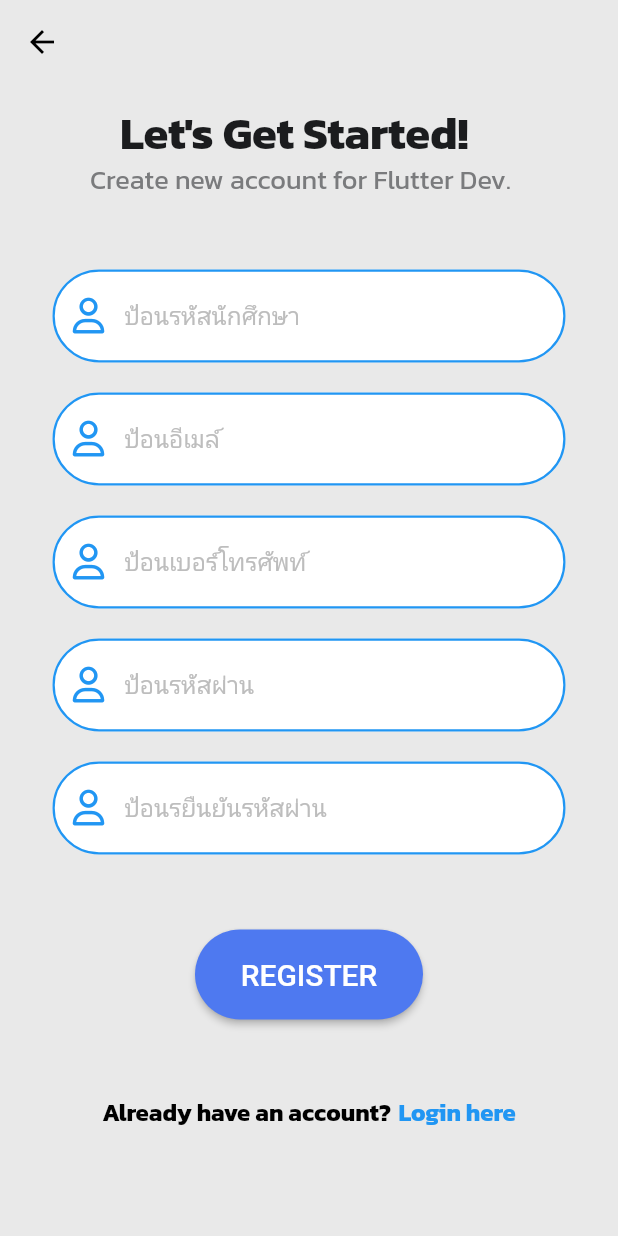
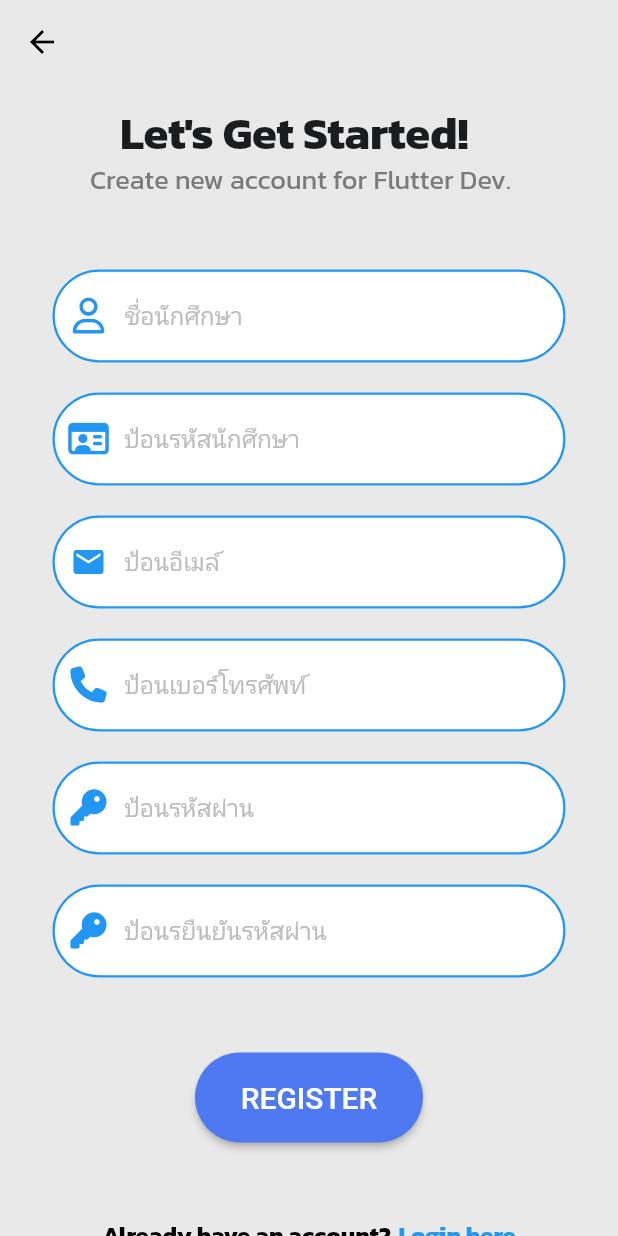
Before and after one commit to Parkphum-S/database_school, a Flutter app: the RegisterScreen screen opened directly, on a phone screen of 412 x 824 dp. Run offline on Flutter 3.47's test engine with Material 2 defaults, Android fonts, the phone set to English and light mode, and no system bars; our stand-ins replace firebase_auth, firebase_core, font_awesome_flutter, google_sign_in; missing offline and left inert: custom_grid_view; accounts and stored records are empty.

Commit message:
V.2 commit

```diff
--- a/lib/screens/home_screen.dart
+++ b/lib/screens/home_screen.dart
@@ -1,3 +1,4 @@
+import 'package:custom_grid_view/custom_grid_view.dart';
 import 'package:flutter/material.dart';
 
 class HomeScreen extends StatefulWidget {
--- a/lib/screens/register_screen.dart
+++ b/lib/screens/register_screen.dart
@@ -63,7 +63,7 @@ class _RegisterScreenState extends State<RegisterScreen> {
                 decoration: InputDecoration(
                   fillColor: Colors.white,
                   filled: true,
-                  hintText: 'ป้อนรหัสนักศึกษา',
+                  hintText: 'ชื่อนักศึกษา',
                   hintStyle: TextStyle(
                     color: Colors.grey[400],
                   ),
@@ -102,12 +102,51 @@ class _RegisterScreenState extends State<RegisterScreen> {
                 decoration: InputDecoration(
                   fillColor: Colors.white,
                   filled: true,
+                  hintText: 'ป้อนรหัสนักศึกษา',
+                  hintStyle: TextStyle(
+                    color: Colors.grey[400],
+                  ),
+                  prefixIcon: Icon(
+                    FontAwesomeIcons.idCard,
+                    color: Colors.blue,
+                  ),
+                  floatingLabelBehavior: FloatingLabelBehavior.always,
+                  focusedBorder: OutlineInputBorder(
+                    borderSide: BorderSide(
+                      color: Colors.blue,
+                      width: 1.5,
+                    ),
+                    borderRadius: BorderRadius.all(
+                      Radius.circular(50.0),
+                    ),
+                    gapPadding: 5,
+                  ),
+                  enabledBorder: OutlineInputBorder(
+                    borderSide: BorderSide(
+                      color: Colors.blue,
+                      width: 1.5,
+                    ),
+                    borderRadius: BorderRadius.all(
+                      Radius.circular(50.0),
+                    ),
+                    gapPadding: 5,
+                  ),
+                ),
+              ),
+              const SizedBox(
+                height: 20,
+              ),
+              TextField(
+                keyboardType: TextInputType.text,
+                decoration: InputDecoration(
+                  fillColor: Colors.white,
+                  filled: true,
                   hintText: 'ป้อนอีเมล์',
                   hintStyle: TextStyle(
                     color: Colors.grey[400],
                   ),
                   prefixIcon: Icon(
-                    FontAwesomeIcons.user,
+                    Icons.email,
                     color: Colors.blue,
                   ),
                   floatingLabelBehavior: FloatingLabelBehavior.always,
@@ -146,7 +185,7 @@ class _RegisterScreenState extends State<RegisterScreen> {
                     color: Colors.grey[400],
                   ),
                   prefixIcon: Icon(
-                    FontAwesomeIcons.user,
+                    FontAwesomeIcons.phone,
                     color: Colors.blue,
                   ),
                   floatingLabelBehavior: FloatingLabelBehavior.always,
@@ -185,7 +224,7 @@ class _RegisterScreenState extends State<RegisterScreen> {
                     color: Colors.grey[400],
                   ),
                   prefixIcon: Icon(
-                    FontAwesomeIcons.user,
+                    FontAwesomeIcons.key,
                     color: Colors.blue,
                   ),
                   floatingLabelBehavior: FloatingLabelBehavior.always,
@@ -224,7 +263,7 @@ class _RegisterScreenState extends State<RegisterScreen> {
                     color: Colors.grey[400],
                   ),
                   prefixIcon: Icon(
-                    FontAwesomeIcons.user,
+                    FontAwesomeIcons.key,
                     color: Colors.blue,
                   ),
                   floatingLabelBehavior: FloatingLabelBehavior.always,
```
